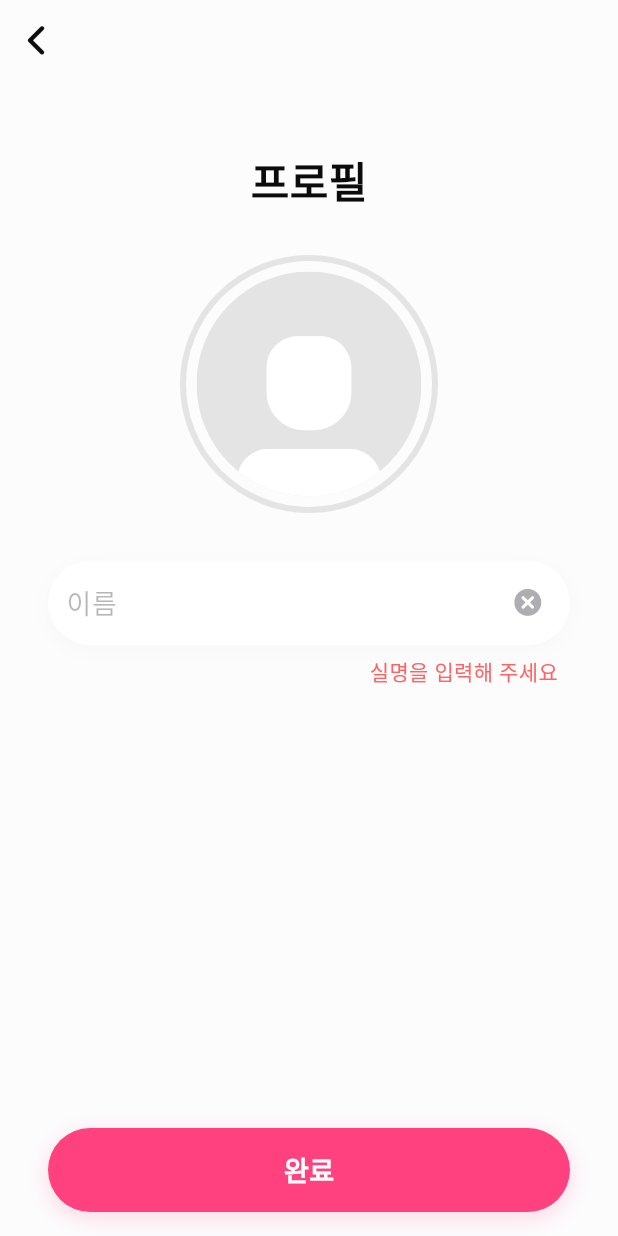
After one commit to 0hayoo/moyamoya-app, a Flutter app: the screen it shows after launch, after a tap on "완료", on a phone screen of 412 x 824 dp. The commit adds this screen. Run offline on Flutter 3.47's test engine with Material 3 defaults, Android fonts, the phone set to English and light mode, and no system bars; our stand-ins replace dio, flutter_dotenv, get, get_it, injectable, smooth_corner; network calls fail.

```diff
--- a/lib/designsystem/component/avatar.dart
+++ b/lib/designsystem/component/avatar.dart
@@ -3,6 +3,7 @@ import 'package:moyamoya/designsystem/foundation/app_theme.dart';
 import 'package:moyamoya/designsystem/foundation/moya_moya_icons_icons.dart';
 
 enum AvatarSize {
+  xxl,
   larger,
   large,
   medium,
@@ -53,6 +54,7 @@ class MoyaMoyaAvatar extends StatelessWidget {
   }
 
   double _getContainerSize() => switch (avatarSize) {
+        AvatarSize.xxl => 150,
         AvatarSize.larger => 64,
         AvatarSize.large => 42,
         AvatarSize.medium => 32,
--- /dev/null
+++ b/lib/feature/signup/inputprofile/navigation/sign_up_input_profile_navigation.dart
@@ -0,0 +1,17 @@
+import 'dart:ui';
+
+import 'package:get/get.dart';
+import 'package:moyamoya/feature/signup/inputprofile/sign_up_input_profile_screen.dart';
+
+const signUpInputProfileRoute = "/signupinputprofileroute";
+
+GetPage<SignUpInputProfileScreen> signUpInputProfileScreen({
+  required VoidCallback popBackStack,
+}) =>
+    GetPage(
+      name: signUpInputProfileRoute,
+      page: () => SignUpInputProfileScreen(popBackStack: popBackStack),
+    );
+
+void navigateToSignUpInputProfileScreen() =>
+    Get.toNamed(signUpInputProfileRoute);
--- /dev/null
+++ b/lib/feature/signup/inputprofile/sign_up_input_profile_screen.dart
@@ -0,0 +1,252 @@
+import 'package:flutter/material.dart';
+import 'package:get/get.dart';
+import 'package:moyamoya/designsystem/component/avatar.dart';
+import 'package:moyamoya/designsystem/component/bottom_sheet.dart';
+import 'package:moyamoya/designsystem/component/button.dart';
+import 'package:moyamoya/designsystem/component/clickable.dart';
+import 'package:moyamoya/designsystem/component/text_field.dart';
+import 'package:moyamoya/designsystem/component/top_app_bar.dart';
+import 'package:moyamoya/designsystem/foundation/app_theme.dart';
+import 'package:moyamoya/feature/signup/inputprofile/viewmodel/sign_up_input_profile_viewmodel.dart';
+
+class SignUpInputProfileScreen extends StatefulWidget {
+  const SignUpInputProfileScreen({
+    super.key,
+    required this.popBackStack,
+  });
+
+  final VoidCallback popBackStack;
+
+  @override
+  State<SignUpInputProfileScreen> createState() =>
+      _SignUpInputProfileScreenState();
+}
+
+class _SignUpInputProfileScreenState extends State<SignUpInputProfileScreen> {
+  final _nameTextController = TextEditingController();
+
+  final _viewModel = Get.put(SignUpInputProfileViewModel());
+  String? _selectingImage;
+  String? _selectedImage;
+
+  @override
+  void initState() {
+    _viewModel.getProfileImageList();
+    super.initState();
+  }
+
+  @override
+  Widget build(BuildContext context) {
+    return GestureDetector(
+      onTap: () {
+        FocusScope.of(context).unfocus();
+      },
+      child: Scaffold(
+        appBar: MoyaMoyaTopAppBar(
+          title: "",
+          appBarType: TopAppBarType.small,
+          onBackPressed: widget.popBackStack,
+        ),
+        backgroundColor: context.colors.backgroundNeutral,
+        body: Padding(
+          padding: EdgeInsets.symmetric(horizontal: 32),
+          child: Column(
+            children: [
+              SizedBox(
+                height: 48,
+              ),
+              Text(
+                "프로필",
+                style: context.typography.title1Bold,
+              ),
+              SizedBox(
+                height: 32,
+              ),
+              MoyaMoyaClickable(
+                onPressed: () {
+                  showMoyaMoyaScrollableBottomSheet(
+                    context: context,
+                    builder: _buildBottomSheet,
+                    initialChildSize: 1,
+                  );
+                },
+                child: SizedBox(
+                  width: 172,
+                  height: 172,
+                  child: Stack(
+                    alignment: Alignment.center,
+                    children: [
+                      MoyaMoyaAvatar(
+                        avatarSize: AvatarSize.xxl,
+                      ),
+                      Container(
+                        width: double.infinity,
+                        height: double.infinity,
+                        decoration: BoxDecoration(
+                          border: Border.all(
+                            width: 4,
+                            color: context.colors.lineNormal,
+                          ),
+                          borderRadius: BorderRadius.circular(99),
+                        ),
+                      )
+                    ],
+                  ),
+                ),
+              ),
+              SizedBox(
+                height: 32,
+              ),
+              SizedBox(
+                width: double.infinity,
+                child: MoyaMoyaTextField(
+                  controller: _nameTextController,
+                  hintText: "이름",
+                  onSuffixClick: () {
+                    _nameTextController.clear();
+                  },
+                ),
+              ),
+              SizedBox(
+                height: 8,
+              ),
+              Align(
+                alignment: Alignment.centerRight,
+                child: Padding(
+                  padding: EdgeInsets.only(
+                    right: 8,
+                  ),
+                  child: Text(
+                    "실명을 입력해 주세요",
+                    style: context.typography.labelMedium.copyWith(
+                      color: context.colors.statusNegative,
+                    ),
+                  ),
+                ),
+              ),
+              Expanded(
+                child: SizedBox(),
+              ),
+              SizedBox(
+                width: double.infinity,
+                child: MoyaMoyaButton(
+                  text: "완료",
+                  buttonSize: ButtonSize.larger,
+                  buttonType: ButtonType.primary,
+                  onPressed: () {},
+                  rounded: true,
+                ),
+              ),
+              SafeArea(
+                child: SizedBox(
+                  height: 16,
+                ),
+              )
+            ],
+          ),
+        ),
+      ),
+    );
+  }
+
+  Widget _buildBottomSheet(
+    BuildContext context,
+    StateSetter setBottomSheetState,
+  ) {
+    final viewPadding = MediaQuery.of(context).viewPadding;
+    final viewInsets = MediaQuery.of(context).viewInsets;
+    final topSize = 16.0 + 8.0 + 28.6;
+    final bottomSize = 32.0 + 56.0;
+    return Obx(
+      () => Column(
+        mainAxisSize: MainAxisSize.min,
+        crossAxisAlignment: CrossAxisAlignment.start,
+        children: [
+          SizedBox(
+            height: 16,
+          ),
+          Text(
+            //
+            "프로필 사진 선택",
+            style: context.typography.heading1Bold,
+          ),
+          SizedBox(
+            height: 8,
+          ),
+          ConstrainedBox(
+            // fit: FlexFit.loose,
+            constraints: BoxConstraints(
+              maxHeight: MediaQuery.of(context).size.height -
+                  topSize -
+                  bottomSize -
+                  viewPadding.bottom -
+                  viewInsets.bottom -
+                  viewPadding.top -
+                  120,
+              // 120,
+            ),
+            child: GridView.builder(
+              physics: const ClampingScrollPhysics(),
+              shrinkWrap: true,
+              scrollDirection: Axis.vertical,
+              gridDelegate: SliverGridDelegateWithFixedCrossAxisCount(
+                crossAxisCount: 3,
+                crossAxisSpacing: 8,
+                mainAxisSpacing: 8,
+              ),
+              itemCount: _viewModel.profileImages.length,
+              itemBuilder: (context, index) {
+                final item = _viewModel.profileImages[index];
+                return AspectRatio(
+                  aspectRatio: 1,
+                  child: MoyaMoyaClickable(
+                    onPressed: () {
+                      setBottomSheetState(() {
+                        _selectingImage = item;
+                      });
+                    },
+                    child: Container(
+                      decoration: BoxDecoration(
+                        borderRadius: BorderRadius.circular(99),
+                        color: context.colors.fillNormal,
+                        border: Border.all(
+                          width: 3,
+                          color: _selectingImage != item
+                              ? Colors.transparent
+                              : context.colors.primaryNormal,
+                        ),
+                      ),
+                      child: Padding(
+                        padding: EdgeInsets.all(8),
+                        child: Image.network(
+                          item,
+                          width: double.infinity,
+                          height: double.infinity,
+                        ),
+                      ),
+                    ),
+                  ),
+                );
+              },
+            ),
+          ),
+          SizedBox(
+            height: 32,
+          ),
+          MoyaMoyaButton(
+            text: "선택",
+            buttonSize: ButtonSize.larger,
+            buttonType: ButtonType.primary,
+            isEnabled: _selectingImage != null,
+            onPressed: () {
+              setBottomSheetState(() {
+                _selectedImage = _selectingImage;
+              });
+              Navigator.pop(context);
+            },
+          )
+        ],
+      ),
+    );
+  }
+}
--- /dev/null
+++ b/lib/feature/signup/inputprofile/viewmodel/sign_up_input_profile_viewmodel.dart
@@ -0,0 +1,22 @@
+import 'package:get/get.dart';
+import 'package:moyamoya/network/core/model/result.dart';
+import 'package:moyamoya/network/user/user_data_source.dart';
+
+class SignUpInputProfileViewModel extends GetxController {
+  final userDataSource = Get.find<UserDataSource>();
+
+  final RxList<String> profileImages = RxList.empty();
+
+  Future<void> getProfileImageList() async {
+    final response = await userDataSource.availableProfiles();
+
+    switch (response) {
+      case Success<List<String>>():
+        profileImages.value = response.data;
+      case Error<List<String>>():
+        response.error.printError();
+        Get.snackbar("Error", response.error.toString());
+    }
+    return;
+  }
+}
--- a/lib/main.dart
+++ b/lib/main.dart
@@ -4,6 +4,7 @@ import 'package:get/get.dart';
 import 'package:moyamoya/designsystem/foundation/app_theme.dart';
 import 'package:moyamoya/feature/onboarding/navigation/onbaording_navigation.dart';
 import 'package:moyamoya/feature/signup/authtel/navigation/sign_up_auth_tel_navigation.dart';
+import 'package:moyamoya/feature/signup/inputprofile/navigation/sign_up_input_profile_navigation.dart';
 import 'package:moyamoya/feature/signup/inputschool/navigation/sign_up_input_school_navigation.dart';
 import 'package:moyamoya/feature/signup/inputtel/navigation/sign_up_input_tel_navigation.dart';
 import 'package:moyamoya/feature/signup/retrieveschool/navigation/sign_up_retrieve_school_navigation.dart';
@@ -31,7 +32,7 @@ class MoyaMoyaApp extends StatelessWidget {
     return ChangeNotifierProvider(
       create: (_) => AppTheme(),
       builder: (context, _) => GetMaterialApp(
-        initialRoute: signUpInputSchoolRoute,
+        initialRoute: signUpInputProfileRoute,
         title: "Flutter Demo",
         theme: AppTheme.light,
         darkTheme: AppTheme.dark,
@@ -59,6 +60,9 @@ class MoyaMoyaApp extends StatelessWidget {
           signUpInputSchoolScreen(
             popBackStack: Get.back,
           ),
+          signUpInputProfileScreen(
+            popBackStack: Get.back,
+          ),
         ],
       ),
     );
--- a/lib/network/user/datasource/user_data_source_impl.dart
+++ b/lib/network/user/datasource/user_data_source_impl.dart
@@ -41,4 +41,45 @@ class UserDataSourceImpl implements UserDataSource {
       },
     );
   }
+
+  @override
+  Future<Result<List<String>>> availableProfiles() async {
+    return await getResult(() async {
+      // final response = (await coreDio
+      //         .get<List<String>>("${BaseUrl.user}/available-profiles"))
+      //     .safeRequest();
+
+      // return response;
+      return [
+        "https://encrypted-tbn0.gstatic.com/images?q=tbn:ANd9GcQkYYiJhqTJzJ8T-mTnPw_kBKNZK2iC1hIydw&s",
+        "https://www.shutterstock.com/image-vector/set-animal-icons-collection-different-260nw-302778458.jpg",
+        "https://cdn-icons-png.flaticon.com/512/616/616408.png",
+        "https://cdn.icon-icons.com/icons2/1929/PNG/512/iconfinder-rabbit-4591882_122129.png",
+        "https://cdn-icons-png.flaticon.com/512/235/235405.png",
+        "https://cdn-icons-png.flaticon.com/512/1752/1752621.png",
+        "https://cdn-icons-png.flaticon.com/512/194/194046.png",
+        "https://encrypted-tbn0.gstatic.com/images?q=tbn:ANd9GcQkYYiJhqTJzJ8T-mTnPw_kBKNZK2iC1hIydw&s",
+        "https://www.shutterstock.com/image-vector/set-animal-icons-collection-different-260nw-302778458.jpg",
+        "https://cdn-icons-png.flaticon.com/512/616/616408.png",
+        "https://cdn.icon-icons.com/icons2/1929/PNG/512/iconfinder-rabbit-4591882_122129.png",
+        "https://cdn-icons-png.flaticon.com/512/235/235405.png",
+        "https://cdn-icons-png.flaticon.com/512/1752/1752621.png",
+        "https://cdn-icons-png.flaticon.com/512/194/194046.png",
+        "https://encrypted-tbn0.gstatic.com/images?q=tbn:ANd9GcQkYYiJhqTJzJ8T-mTnPw_kBKNZK2iC1hIydw&s",
+        "https://www.shutterstock.com/image-vector/set-animal-icons-collection-different-260nw-302778458.jpg",
+        "https://cdn-icons-png.flaticon.com/512/616/616408.png",
+        "https://cdn.icon-icons.com/icons2/1929/PNG/512/iconfinder-rabbit-4591882_122129.png",
+        "https://cdn-icons-png.flaticon.com/512/235/235405.png",
+        "https://cdn-icons-png.flaticon.com/512/1752/1752621.png",
+        "https://cdn-icons-png.flaticon.com/512/194/194046.png",
+        "https://encrypted-tbn0.gstatic.com/images?q=tbn:ANd9GcQkYYiJhqTJzJ8T-mTnPw_kBKNZK2iC1hIydw&s",
+        "https://www.shutterstock.com/image-vector/set-animal-icons-collection-different-260nw-302778458.jpg",
+        "https://cdn-icons-png.flaticon.com/512/616/616408.png",
+        "https://cdn.icon-icons.com/icons2/1929/PNG/512/iconfinder-rabbit-4591882_122129.png",
+        "https://cdn-icons-png.flaticon.com/512/235/235405.png",
+        "https://cdn-icons-png.flaticon.com/512/1752/1752621.png",
+        "https://cdn-icons-png.flaticon.com/512/194/194046.png",
+      ];
+    });
+  }
 }
--- a/lib/network/user/user_data_source.dart
+++ b/lib/network/user/user_data_source.dart
@@ -14,4 +14,9 @@ interface class UserDataSource {
     // TODO: implement verifyCode
     throw UnimplementedError('verifyCode is not implemented yet.');
   }
+
+  Future<Result<List<String>>> availableProfiles() async {
+    // TODO: implement verifyCode
+    throw UnimplementedError('verifyCode is not implemented yet.');
+  }
 }
```
Also changed, not shown: lib/designsystem/component/bottom_sheet.dart (+84 -0 lines), 1 other file.
